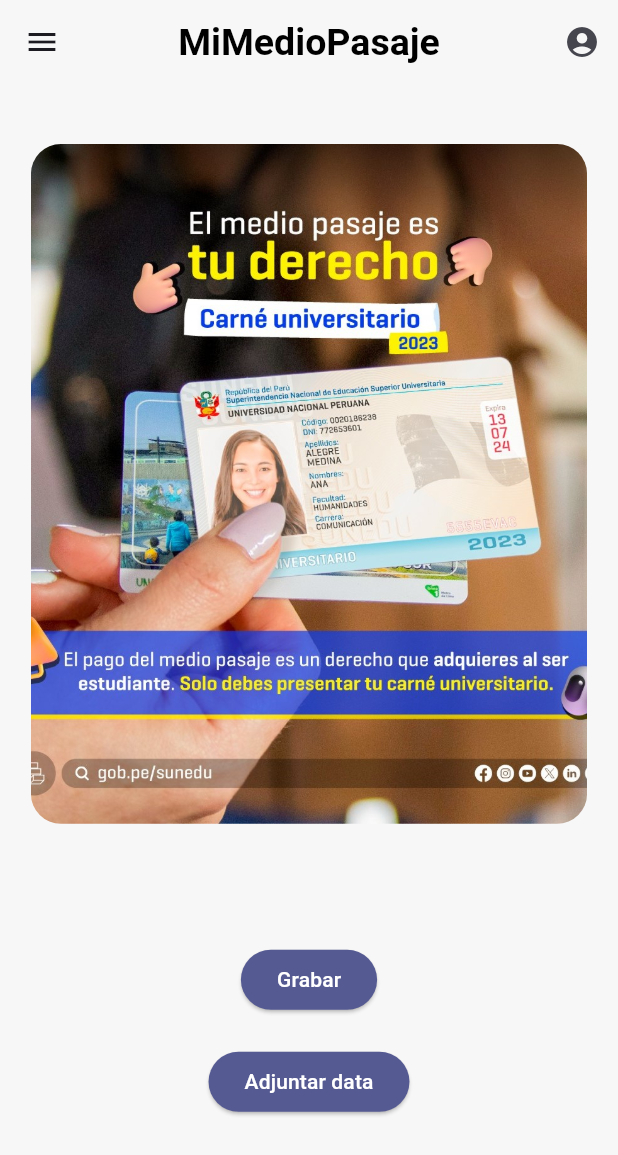
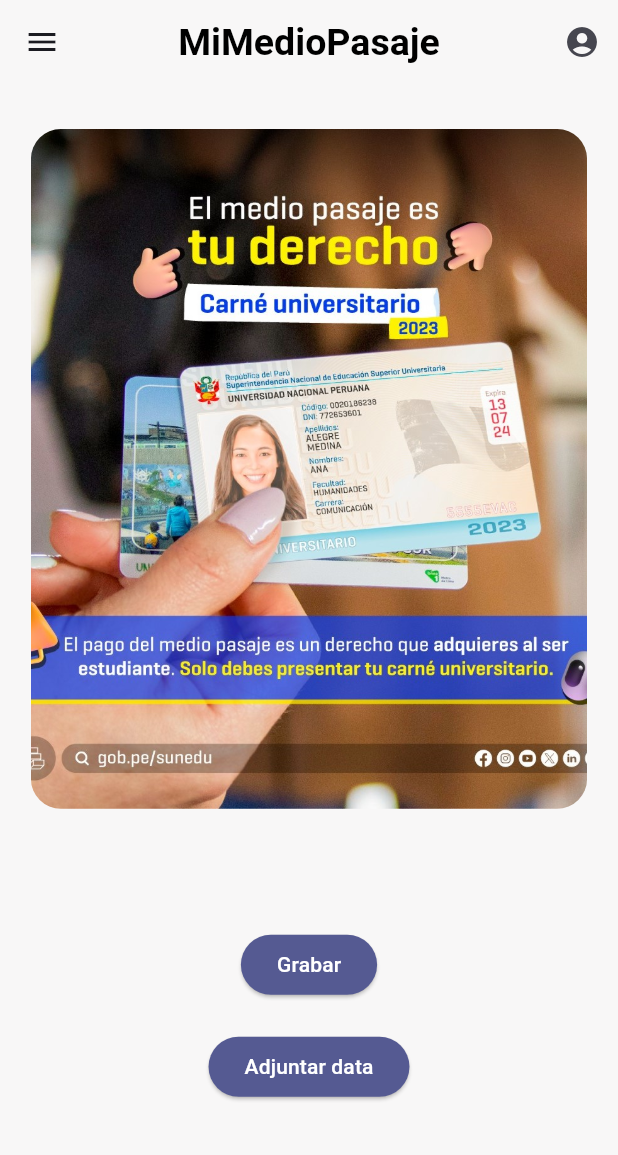
Before and after one commit to francoCarMar/MiMedioPasaje-Frontend, a Flutter app: the HomePage screen opened directly, on a phone screen of 412 x 824 dp. Shown: the top 1155 px of the screen. Run offline on Flutter 3.47's test engine with Material 3 defaults, Android fonts, the phone set to English and light mode, and no system bars; our stand-ins replace camera, dio, flutter_dotenv, google_fonts, image_picker, timezone and 1 more; missing offline and left inert: cloudinary_public.

Commit message:
errores de diseno arreglados

```diff
--- a/lib/screens/camera_page.dart
+++ b/lib/screens/camera_page.dart
@@ -29,7 +29,7 @@
   _initCamera() async {
     final cameras = await availableCameras();
     final front = cameras.firstWhere(
-        (camera) => camera.lensDirection == CameraLensDirection.front);
+        (camera) => camera.lensDirection == CameraLensDirection.back);
     _cameraController = CameraController(front, ResolutionPreset.max);
     await _cameraController.initialize();
     setState(() => _isLoading = false);
--- a/lib/screens/home_page.dart
+++ b/lib/screens/home_page.dart
@@ -33,7 +33,7 @@
       body: Center(
         child: Column(
           children: <Widget>[
-            const SizedBox(height: 40),
+            const SizedBox(height: 30),
             ClipRRect(
               borderRadius: BorderRadius.circular(20.0),
               child: Container(
```
Also changed, not shown: 1 other file.
